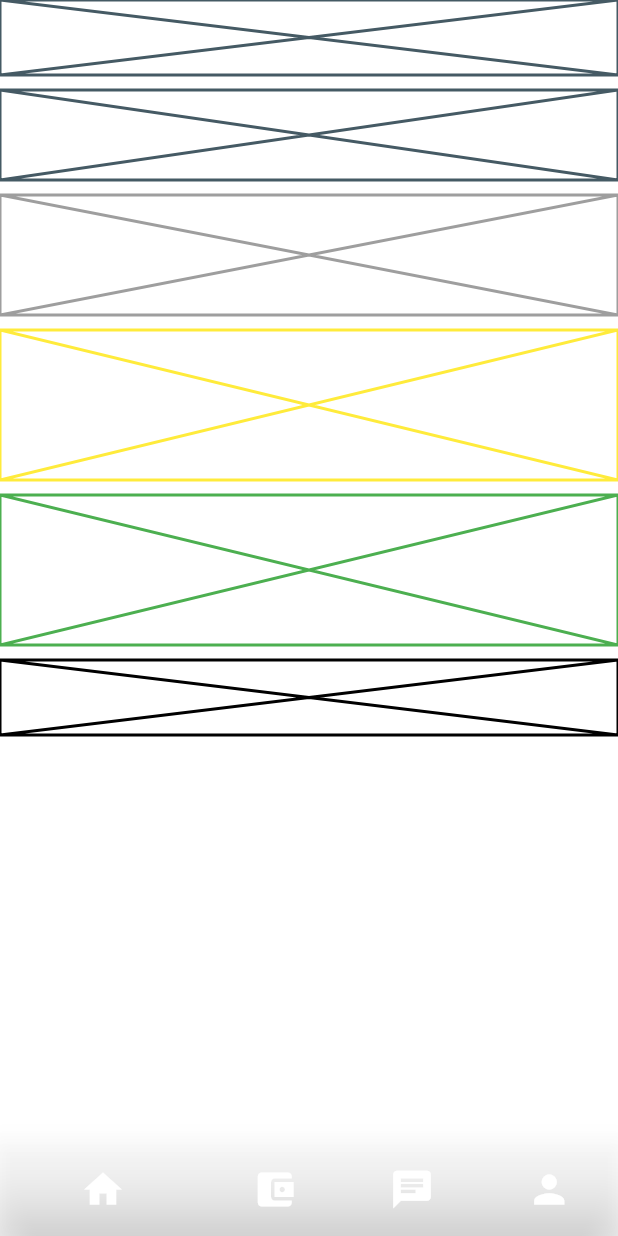
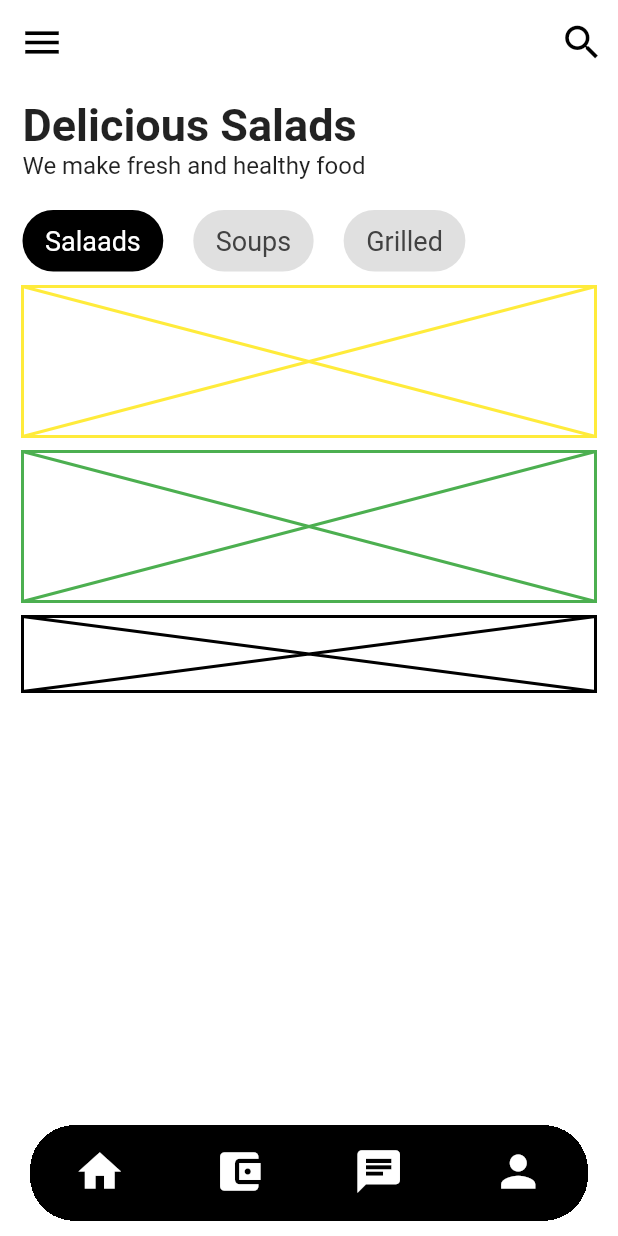
Before and after one commit to codingbbq/flutter_food_app, a Flutter app: the screen it shows after launch, on a phone screen of 412 x 824 dp. Run offline on Flutter 3.47's test engine with Material 2 defaults, Android fonts, the phone set to English and light mode, and no system bars.

Commit message:
BottomNavigation, AppBar and Tags UI for food App

```diff
--- a/lib/pages/home.dart
+++ b/lib/pages/home.dart
@@ -1,19 +1,47 @@
 // Food App Home Page
 
 import 'package:flutter/material.dart';
+import 'package:flutter_food_app/utils/tags.dart';
 
 class Home extends StatelessWidget {
   @override
   Widget build(BuildContext context) {
     return Scaffold(
-      extendBody: true,
+      appBar: AppBar(
+        shadowColor: Colors.transparent,
+        backgroundColor: Colors.white,
+        leading: IconButton(
+          onPressed: () {},
+          icon: Icon(Icons.menu),
+          color: Colors.black,
+          iconSize: 30.0,
+        ),
+        actions: [
+          IconButton(
+            icon: Icon(Icons.search),
+            onPressed: () {},
+            color: Colors.black,
+            iconSize: 30.0,
+          )
+        ],
+      ),
       bottomNavigationBar: Container(
+        padding: EdgeInsets.symmetric(
+          horizontal: 20.0,
+          vertical: 10.0,
+        ),
+        color: Colors.white,
+        child: ClipRRect(
+          clipBehavior: Clip.hardEdge,
+          borderRadius: BorderRadius.all(Radius.circular(30.0)),
           child: BottomNavigationBar(
             showSelectedLabels: false,
             showUnselectedLabels: false,
-          elevation: 20.0,
+            iconSize: 34,
+            selectedItemColor: Colors.white,
+            unselectedItemColor: Colors.white,
             backgroundColor: Colors.black,
-          iconSize: 30,
+            type: BottomNavigationBarType.fixed,
             items: const <BottomNavigationBarItem>[
               BottomNavigationBarItem(
                   icon: Icon(
@@ -42,19 +70,39 @@ class Home extends StatelessWidget {
             ],
           ),
         ),
+      ),
       body: SafeArea(
         child: Container(
+          padding: EdgeInsets.symmetric(horizontal: 15.0),
           color: Colors.white,
           child: Column(
+            crossAxisAlignment: CrossAxisAlignment.start,
             children: [
-              // For the Navigation
-              Placeholder(fallbackHeight: 50),
               SizedBox(height: 10.0),
               // For Title and Subtitle
-              Placeholder(fallbackHeight: 60),
+              Column(
+                crossAxisAlignment: CrossAxisAlignment.start,
+                children: [
+                  Text(
+                    "Delicious Salads",
+                    style: TextStyle(
+                      fontSize: 30.0,
+                      fontWeight: FontWeight.bold,
+                    ),
+                  ),
+                  Text(
+                    "We make fresh and healthy food",
+                    style: TextStyle(
+                      fontSize: 16.0,
+                      fontWeight: FontWeight.normal,
+                    ),
+                  )
+                ],
+              ),
               SizedBox(height: 10.0),
               // For Tags
-              Placeholder(fallbackHeight: 80, color: Colors.grey),
+              Tags(),
+
               SizedBox(
                 height: 10.0,
               ),
--- /dev/null
+++ b/lib/utils/tags.dart
@@ -0,0 +1,73 @@
+import 'package:flutter/material.dart';
+
+class Tags extends StatelessWidget {
+  @override
+  Widget build(BuildContext context) {
+    return Container(
+      margin: EdgeInsets.only(top: 10.0),
+      child: Row(
+        children: [
+          // Selected Tag
+          Container(
+            padding: EdgeInsets.symmetric(
+              horizontal: 15.0,
+              vertical: 10.0,
+            ),
+            margin: EdgeInsets.only(right: 20.0),
+            decoration: BoxDecoration(
+              borderRadius: BorderRadius.circular(30.0),
+              color: Colors.black,
+            ),
+            child: Text(
+              "Salaads",
+              style: TextStyle(
+                color: Colors.white,
+                fontSize: 18.0,
+              ),
+            ),
+          ),
+
+          // Not selected tag
+          Container(
+            padding: EdgeInsets.symmetric(
+              horizontal: 15.0,
+              vertical: 10.0,
+            ),
+            margin: EdgeInsets.only(right: 20.0),
+            decoration: BoxDecoration(
+              borderRadius: BorderRadius.circular(30.0),
+              color: Colors.grey[300],
+            ),
+            child: Text(
+              "Soups",
+              style: TextStyle(
+                color: Colors.grey[800],
+                fontSize: 18.0,
+              ),
+            ),
+          ),
+
+          // Not selected tag
+          Container(
+            padding: EdgeInsets.symmetric(
+              horizontal: 15.0,
+              vertical: 10.0,
+            ),
+            margin: EdgeInsets.only(right: 20.0),
+            decoration: BoxDecoration(
+              borderRadius: BorderRadius.circular(30.0),
+              color: Colors.grey[300],
+            ),
+            child: Text(
+              "Grilled",
+              style: TextStyle(
+                color: Colors.grey[800],
+                fontSize: 18.0,
+              ),
+            ),
+          ),
+        ],
+      ),
+    );
+  }
+}
```
Lines whose indentation alone changed are shown as unchanged.
